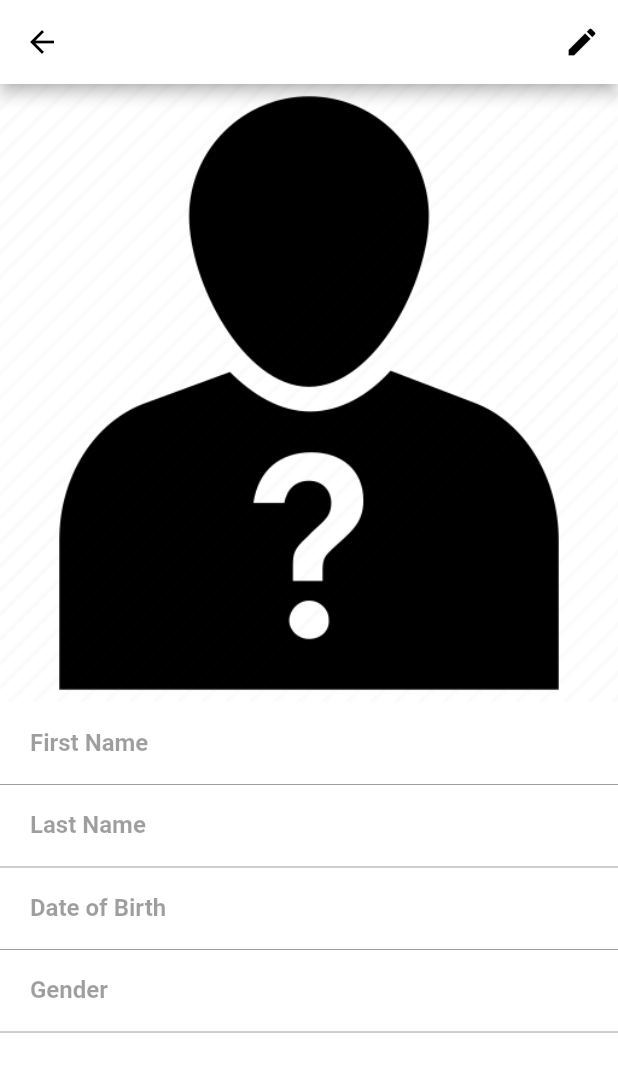
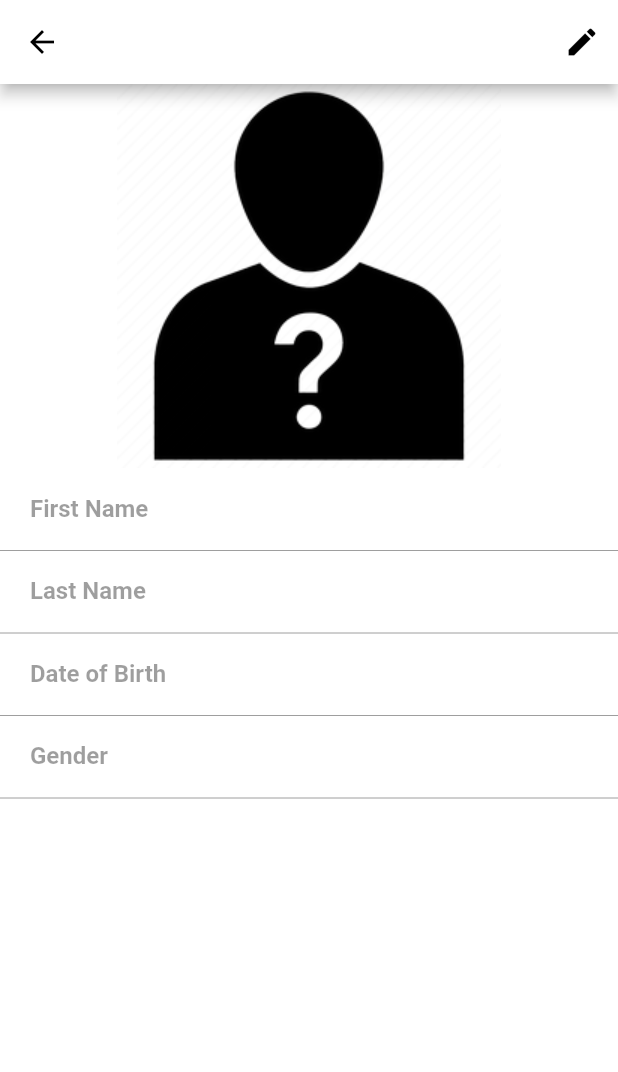
Before and after one commit to tranda/EurocupFrontEnd, a Flutter app: the AthleteDetailView screen opened by its route, on a phone screen of 412 x 824 dp. Shown: the top 1072 px of the screen. Run offline on Flutter 3.47's test engine with Material 2 defaults, Android fonts, the phone set to English and light mode, and no system bars; our stand-ins replace image_picker; generated files the repository leaves out were written again.

Commit message:
fixed displaying image for athlete

```diff
--- a/lib/src/athletes/athlete_detail_view.dart
+++ b/lib/src/athletes/athlete_detail_view.dart
@@ -45,6 +45,8 @@ class _AthleteDetailViewState extends State<AthleteDetailView> {
     lastNameController.text = currentAthlete.lastName ?? '';
     dateOfBirthController.text = currentAthlete.birthDate ?? '';
     genderController.text = currentAthlete.gender ?? '';
+    var photoUrl = "https://$imagePrefix/${currentAthlete.photo}";
+    print('photo url: $photoUrl');
 
     return Scaffold(
         appBar: AppBar(
@@ -79,27 +81,42 @@ class _AthleteDetailViewState extends State<AthleteDetailView> {
         body: Column(crossAxisAlignment: CrossAxisAlignment.start, children: [
           Center(
               child: GestureDetector(
-            child: FutureBuilder(
-              future: currentAthlete.convertPhotoBase64(),
-              builder: (context, snapshot) {
-                if (snapshot.connectionState == ConnectionState.waiting) {
-                  return const Center(child: CircularProgressIndicator());
-                }
-                if (snapshot.hasData) {
-                  final String Str64 = snapshot.data!;
-                  Uint8List bytesImage = const Base64Decoder().convert(Str64);
-                  print(Str64);
-                  if (Str64 != '') {
-                    return Image.memory(
-                      bytesImage,
-                      width: 100,
-                      height: 100,
-                    );
-                  }
-                }
-                return Image.asset('assets/images/unknown.png');
-              },
+            child: currentAthlete.photo != null && currentAthlete.photo != ""
+                ? Image.network(
+                    photoUrl,
+                    width: 256,
+                    height: 256,
+                  )
+                : Image.asset(
+                    'assets/images/unknown.png',
+                    width: 256,
+                    height: 256,
                   ),
+            // child: FutureBuilder(
+            //   future: currentAthlete.convertPhotoBase64(),
+            //   builder: (context, snapshot) {
+            //     if (snapshot.connectionState == ConnectionState.waiting) {
+            //       return const Center(child: CircularProgressIndicator());
+            //     }
+            //     if (snapshot.hasData) {
+            //       final String Str64 = snapshot.data!;
+            //       Uint8List bytesImage = const Base64Decoder().convert(Str64);
+            //       print(Str64);
+            //       if (Str64 != '') {
+            //         return Image.memory(
+            //           bytesImage,
+            //           width: 256,
+            //           height: 256,
+            //         );
+            //       }
+            //     }
+            //     return Image.asset(
+            //       'assets/images/unknown.png',
+            //       width: 256,
+            //       height: 256,
+            //     );
+            //   },
+            // ),
             onTap: () {
               if (editable) {
                 selectImageSource();
@@ -107,6 +124,7 @@ class _AthleteDetailViewState extends State<AthleteDetailView> {
             },
           )),
           TextField(
+            textCapitalization: TextCapitalization.words,
             decoration: buildStandardInputDecorationWithLabel('First Name'),
             controller: firstNameController,
             enabled: editable,
@@ -116,6 +134,7 @@ class _AthleteDetailViewState extends State<AthleteDetailView> {
             },
           ),
           TextField(
+            textCapitalization: TextCapitalization.words,
             decoration: buildStandardInputDecorationWithLabel('Last Name'),
             controller: lastNameController,
             enabled: editable,
@@ -152,7 +171,8 @@ class _AthleteDetailViewState extends State<AthleteDetailView> {
               }
             },
           ),
-          TextField(
+          (!editable)
+              ? TextField(
                   decoration: buildStandardInputDecorationWithLabel('Gender'),
                   controller: genderController,
                   enabled: editable,
@@ -160,7 +180,25 @@ class _AthleteDetailViewState extends State<AthleteDetailView> {
                     currentAthlete.gender = value;
                   },
                   style: Theme.of(context).textTheme.bodyText1,
+                )
+              : DropdownButtonHideUnderline(
+                child: DropdownButton(
+                    enableFeedback: editable,
+                    value: currentAthlete.gender,
+                    items: const [
+                      DropdownMenuItem(
+                        value: 'Male',
+                        child: Text('Male'),
                       ),
+                      DropdownMenuItem(value: 'Female', child: Text('Female'))
+                    ],
+                    onChanged: (value) {
+                      currentAthlete.gender = value;
+                    },
+                    style: Theme.of(context).textTheme.bodyText1,
+                    padding: const EdgeInsets.fromLTRB(20.0, 10.0, 20.0, 10.0),
+                  ),
+              )
         ]),
         floatingActionButtonLocation: FloatingActionButtonLocation.centerFloat,
         floatingActionButton: Visibility(
--- a/lib/src/common.dart
+++ b/lib/src/common.dart
@@ -15,7 +15,7 @@ String token = '';
 List<Competition> competitions = [];
 
 Athlete currentAthlete = Athlete();
-String imagePrefix = 'events.motion.rs/photos';
+const String imagePrefix = 'events.motion.rs/photos';
 
 const double horizontalPadding = 24.0;
 const double verticalPadding = 8.0;
```
Also changed, not shown: assets/images/unknown.png. Lines whose indentation alone changed are shown as unchanged.
